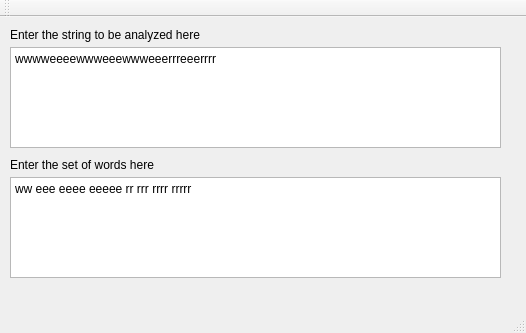
Above: mainwindow.ui from baychak/avid_test before the change. Below: the same form after it.
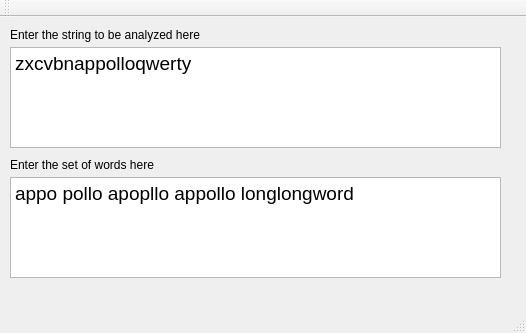
That is the form after the change.

Commit message: Change default text

```diff
--- a/mainwindow.ui
+++ b/mainwindow.ui
@@ -28,7 +28,7 @@
 &lt;html&gt;&lt;head&gt;&lt;meta name=&quot;qrichtext&quot; content=&quot;1&quot; /&gt;&lt;style type=&quot;text/css&quot;&gt;
 p, li { white-space: pre-wrap; }
 &lt;/style&gt;&lt;/head&gt;&lt;body style=&quot; font-family:'Ubuntu'; font-size:11pt; font-weight:400; font-style:normal;&quot;&gt;
-&lt;p style=&quot; margin-top:0px; margin-bottom:0px; margin-left:0px; margin-right:0px; -qt-block-indent:0; text-indent:0px;&quot;&gt;&lt;span style=&quot; font-family:'Sans Serif'; font-size:9pt;&quot;&gt;wwwweeeewwweeewwweeerrreeerrrr&lt;/span&gt;&lt;/p&gt;&lt;/body&gt;&lt;/html&gt;</string>
+&lt;p style=&quot; margin-top:0px; margin-bottom:0px; margin-left:0px; margin-right:0px; -qt-block-indent:0; text-indent:0px;&quot;&gt;&lt;span style=&quot; font-family:'Sans Serif'; font-size:14pt;&quot;&gt;zxcvbnappolloqwerty&lt;/span&gt;&lt;/p&gt;&lt;/body&gt;&lt;/html&gt;</string>
     </property>
    </widget>
    <widget class="QTextEdit" name="textEdit_2">
@@ -45,7 +45,7 @@
 &lt;html&gt;&lt;head&gt;&lt;meta name=&quot;qrichtext&quot; content=&quot;1&quot; /&gt;&lt;style type=&quot;text/css&quot;&gt;
 p, li { white-space: pre-wrap; }
 &lt;/style&gt;&lt;/head&gt;&lt;body style=&quot; font-family:'Ubuntu'; font-size:11pt; font-weight:400; font-style:normal;&quot;&gt;
-&lt;p style=&quot; margin-top:0px; margin-bottom:0px; margin-left:0px; margin-right:0px; -qt-block-indent:0; text-indent:0px;&quot;&gt;&lt;span style=&quot; font-family:'Sans Serif'; font-size:9pt;&quot;&gt;ww eee eeee eeeee rr rrr rrrr rrrrr&lt;/span&gt;&lt;/p&gt;&lt;/body&gt;&lt;/html&gt;</string>
+&lt;p style=&quot; margin-top:0px; margin-bottom:0px; margin-left:0px; margin-right:0px; -qt-block-indent:0; text-indent:0px;&quot;&gt;&lt;span style=&quot; font-size:14pt;&quot;&gt;appo pollo apopllo appollo longlongword&lt;/span&gt;&lt;/p&gt;&lt;/body&gt;&lt;/html&gt;</string>
     </property>
    </widget>
    <widget class="QLabel" name="label">
```
The commit also changes 1 other file.
